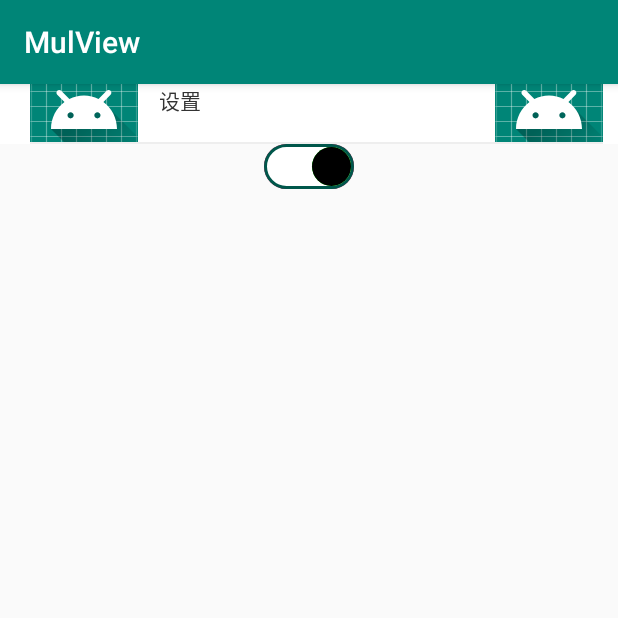
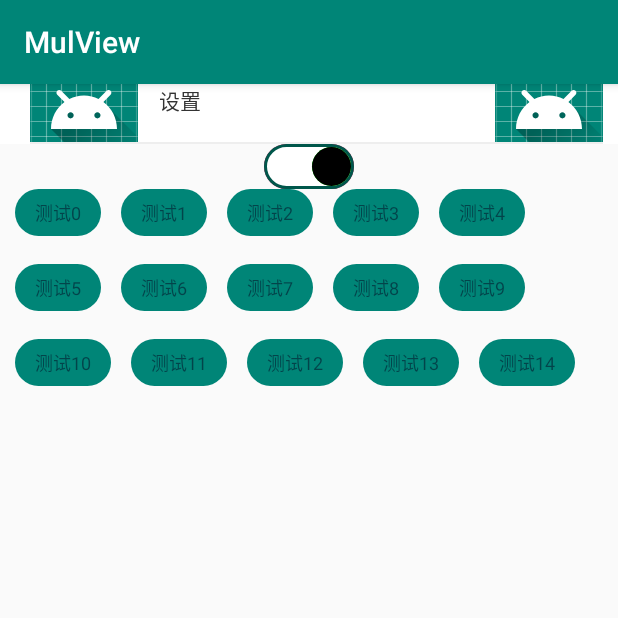
Before and after one commit to zddcyf/MulView, an Android app: the screen it shows after launch (MainActivity), on a phone screen of 412 x 824 dp, the top half of it. Run offline under Robolectric (Android 15) with nearby library versions, the phone set to English and light mode, and no system bars.

Commit message:
+)添加标签view

```diff
--- a/app/src/main/AndroidManifest.xml
+++ b/app/src/main/AndroidManifest.xml
@@ -9,7 +9,7 @@
         android:roundIcon="@mipmap/ic_launcher_round"
         android:supportsRtl="true"
         android:theme="@style/AppTheme">
-        <activity android:name=".MainActivity">
+        <activity android:name="com.mul.MainActivity">
             <intent-filter>
                 <action android:name="android.intent.action.MAIN" />
 
--- /dev/null
+++ b/app/src/main/java/com/mul/MainActivity.java
@@ -0,0 +1,57 @@
+package com.mul;
+
+import androidx.appcompat.app.AppCompatActivity;
+
+import android.os.Bundle;
+import android.widget.Toast;
+
+import com.mul.view.R;
+import com.mul.view.label.MulLabelView;
+import com.mul.view.label.bean.MulLabelBean;
+import com.mul.view.switch_view.MulSwitchView;
+
+import java.util.ArrayList;
+import java.util.List;
+
+public class MainActivity extends AppCompatActivity implements MulLabelView.ITagItemListener {
+    private MulSwitchView mulSwitchView;
+    private MulLabelView mulLabelView;
+    List<MulLabelBean> MulLabelBeans = new ArrayList<>();
+    @Override
+    protected void onCreate(Bundle savedInstanceState) {
+        super.onCreate(savedInstanceState);
+        setContentView(R.layout.activity_main);
+        mulSwitchView = findViewById(R.id.switchView);
+        mulSwitchView.setSwitchBtnClick(new MulSwitchView.ISwitchBtnListener() {
+            @Override
+            public void switchBtn(boolean switchOpenOrClose) {
+                if (switchOpenOrClose) {
+                    Toast.makeText(MainActivity.this, switchOpenOrClose + "", Toast.LENGTH_LONG).show();
+                } else {
+                    Toast.makeText(MainActivity.this, switchOpenOrClose + "", Toast.LENGTH_LONG).show();
+                }
+            }
+        });
+        initMulLabelView();
+    }
+
+    private void initMulLabelView() {
+        mulLabelView = findViewById(R.id.tagView);
+        for (int i = 0; i < 15; i++) {
+            MulLabelBean tagBean = new MulLabelBean();
+            tagBean.setTagContent("测试" + i);
+            tagBean.setTagAllContent("测试" + i);
+            tagBean.setTextColor(R.color.colorAccent);
+            tagBean.setTextDrawable(R.drawable.mul_label_view_bg);
+            tagBean.setTextSize(12);
+            MulLabelBeans.add(tagBean);
+        }
+        mulLabelView.setTagBeans(MulLabelBeans, 10, 20, 20, 28);
+        mulLabelView.setTagItemListener(this);
+    }
+
+    @Override
+    public void tagItemClick(MulLabelBean bean) {
+
+    }
+}
--- a/app/src/main/java/com/mul/view/utils/MulTextUtils.java
+++ b/app/src/main/java/com/mul/utils/MulTextUtils.java
@@ -1,4 +1,4 @@
-package com.mul.view.utils;
+package com.mul.utils;
 
 import android.content.Context;
 import android.graphics.drawable.Drawable;
--- a/app/src/main/java/com/mul/view/MainActivity.java
+++ /dev/null
@@ -1,29 +0,0 @@
-package com.mul.view;
-
-import androidx.appcompat.app.AppCompatActivity;
-
-import android.os.Bundle;
-import android.widget.Toast;
-
-import com.mul.view.view.switch_view.MulSwitchView;
-
-public class MainActivity extends AppCompatActivity {
-    private MulSwitchView mulSwitchView;
-
-    @Override
-    protected void onCreate(Bundle savedInstanceState) {
-        super.onCreate(savedInstanceState);
-        setContentView(R.layout.activity_main);
-        mulSwitchView = findViewById(R.id.switchView);
-        mulSwitchView.setSwitchBtnClick(new MulSwitchView.ISwitchBtnListener() {
-            @Override
-            public void switchBtn(boolean switchOpenOrClose) {
-                if (switchOpenOrClose) {
-                    Toast.makeText(MainActivity.this, switchOpenOrClose + "", Toast.LENGTH_LONG).show();
-                } else {
-                    Toast.makeText(MainActivity.this, switchOpenOrClose + "", Toast.LENGTH_LONG).show();
-                }
-            }
-        });
-    }
-}
--- /dev/null
+++ b/app/src/main/java/com/mul/view/label/MulLabelView.java
@@ -0,0 +1,157 @@
+package com.mul.view.label;
+
+import android.content.Context;
+import android.util.AttributeSet;
+import android.util.TypedValue;
+import android.view.View;
+import android.view.ViewTreeObserver;
+import android.widget.RelativeLayout;
+import android.widget.TextView;
+
+import androidx.annotation.IdRes;
+
+import com.mul.utils.MulStringUtils;
+import com.mul.view.label.bean.MulLabelBean;
+
+import java.util.List;
+
+/**
+ * Created by Admin on 2017/10/25.
+ */
+
+public class MulLabelView extends RelativeLayout {
+    private ITagItemListener listener;
+
+    private ViewTreeObserver viewTreeObserver;
+    private boolean mInitialized = false;
+    private int mWidth;
+    private int mHeight;
+
+    private int textColor;
+    private int textSize;
+    private int textDrawable;
+    private int textPaddTB; // 上下的padding值
+    private int textPaddLR; // 左右的padding值
+    private int tagtMarginL; // 子view距离左边的距离
+    private int tagtMarginT; // 子view距离上边的距离
+
+    private List<MulLabelBean> tagBeans;
+
+    public MulLabelView(Context context) {
+        this(context, null);
+    }
+
+    public MulLabelView(Context context, AttributeSet attrs) {
+        this(context, attrs, 0);
+    }
+
+    public MulLabelView(Context context, AttributeSet attrs, int defStyleAttr) {
+        super(context, attrs, defStyleAttr);
+        viewTreeObserver = getViewTreeObserver();
+        viewTreeObserver.addOnGlobalLayoutListener(new ViewTreeObserver.OnGlobalLayoutListener() {
+            @Override
+            public void onGlobalLayout() {
+                if (!mInitialized) {
+                    mInitialized = true;
+                    initView();
+                }
+            }
+        });
+    }
+
+    /**
+     * 控件发生变化时获取控件的宽高
+     *
+     * @param w
+     * @param h
+     * @param oldw
+     * @param oldh
+     */
+    @Override
+    protected void onSizeChanged(int w, int h, int oldw, int oldh) {
+        super.onSizeChanged(w, h, oldw, oldh);
+        mWidth = w;
+        mHeight = h;
+    }
+
+    private void initView() {
+        if (!mInitialized)
+            return;
+        removeAllViews();
+        // 总长度
+        float total = getPaddingLeft() + getPaddingRight();
+        @IdRes int index = 1001; // 起始位置
+        int pindex = index; // 相对起始位置
+        if (MulStringUtils.isNotEmpty(tagBeans)) {
+            for (final MulLabelBean bean : tagBeans) {
+                TextView textView = new TextView(getContext());
+                textView.setId(index);
+                textView.setText(bean.getTagContent());
+                textView.setTextColor(bean.getTextColor());
+                textView.setTextSize(TypedValue.COMPLEX_UNIT_SP, bean.getTextSize());
+                textView.setBackgroundResource(bean.getTextDrawable());
+                textView.setPadding(textPaddLR, textPaddTB, textPaddLR, textPaddTB);
+                textView.setOnClickListener(new OnClickListener() {
+                    @Override
+                    public void onClick(View view) {
+                        if (null != listener) {
+                            listener.tagItemClick(bean);
+                        }
+                    }
+                });
+                // 子控件的高度
+                float tagWidth = textView.getPaint().measureText(bean.getTagContent()) + textPaddLR * 2;
+                LayoutParams params = new LayoutParams(-2, -2);
+                if (mWidth <= total + tagWidth + textPaddLR) {
+                    params.addRule(RelativeLayout.BELOW, pindex);
+                    params.topMargin = tagtMarginT;
+                    pindex = index;
+                    total = getPaddingLeft() + getPaddingRight();
+                } else {
+                    params.addRule(RelativeLayout.ALIGN_TOP, pindex);
+                    params.addRule(RelativeLayout.RIGHT_OF, index - 1);
+                    if (index > 1001) {
+                        params.leftMargin = tagtMarginL;
+                        total += tagtMarginL;
+                    }
+                }
+                total += tagWidth;
+                addView(textView, params);
+                index++;
+            }
+        }
+    }
+
+    public List<MulLabelBean> getTagBeans() {
+        return tagBeans;
+    }
+
+    public void setTagBeans(List<MulLabelBean> tagBeans) {
+        this.tagBeans = tagBeans;
+        initView();
+    }
+
+    /**
+     * @param tagBeans
+     * @param textPaddTB  上下的padding值
+     * @param textPaddLR  左右的padding值
+     * @param tagtMarginL 子view距离左边的距离
+     * @param tagtMarginT 子view距离上边的距离
+     */
+    public void setTagBeans(List<MulLabelBean> tagBeans, int textPaddTB, int textPaddLR, int tagtMarginL, int tagtMarginT) {
+        this.tagBeans = tagBeans;
+        this.textPaddLR = textPaddLR;
+        this.textPaddTB = textPaddTB;
+        this.tagtMarginL = tagtMarginL;
+        this.tagtMarginT = tagtMarginT;
+        initView();
+    }
+
+    public void setTagItemListener(ITagItemListener listener) {
+        this.listener = listener;
+    }
+
+    public interface ITagItemListener {
+        void tagItemClick(MulLabelBean bean);
+    }
+}
--- /dev/null
+++ b/app/src/main/java/com/mul/view/label/bean/MulLabelBean.java
@@ -0,0 +1,71 @@
+package com.mul.view.label.bean;
+
+/**
+ * Created by Admin on 2017/10/25.
+ */
+
+public class MulLabelBean {
+    private String id; // 标签id
+    private String tagContent; // 标签内容（有可能带省略号）
+    private String tagAllContent; // 全部内容
+    private boolean isSelect; // 是否选中
+    private int textColor;
+    private int textSize;
+    private int textDrawable;
+
+    public String getId() {
+        return id;
+    }
+
+    public void setId(String id) {
+        this.id = id;
+    }
+
+    public String getTagContent() {
+        return tagContent;
+    }
+
+    public void setTagContent(String tagContent) {
+        this.tagContent = tagContent;
+    }
+
+    public boolean isSelect() {
+        return isSelect;
+    }
+
+    public void setSelect(boolean select) {
+        isSelect = select;
+    }
+
+    public int getTextColor() {
+        return textColor;
+    }
+
+    public void setTextColor(int textColor) {
+        this.textColor = textColor;
+    }
+
+    public int getTextSize() {
+        return textSize;
+    }
+
+    public void setTextSize(int textSize) {
+        this.textSize = textSize;
+    }
+
+    public int getTextDrawable() {
+        return textDrawable;
+    }
+
+    public void setTextDrawable(int textDrawable) {
+        this.textDrawable = textDrawable;
+    }
+
+    public String getTagAllContent() {
+        return tagAllContent;
+    }
+
+    public void setTagAllContent(String tagAllContent) {
+        this.tagAllContent = tagAllContent;
+    }
+}
--- a/app/src/main/java/com/mul/view/view/switch_view/MulSwitchView.java
+++ b/app/src/main/java/com/mul/view/switch_view/MulSwitchView.java
@@ -1,4 +1,4 @@
-package com.mul.view.view.switch_view;
+package com.mul.view.switch_view;
 
 import android.animation.AnimatorSet;
 import android.animation.ObjectAnimator;
--- a/app/src/main/java/com/mul/view/view/textview/MulTextView.java
+++ b/app/src/main/java/com/mul/view/textview/MulTextView.java
@@ -1,4 +1,4 @@
-package com.mul.view.view.textview;
+package com.mul.view.textview;
 
 import android.content.Context;
 import android.content.res.TypedArray;
@@ -9,7 +9,7 @@ import android.widget.RelativeLayout;
 import android.widget.TextView;
 
 import com.mul.view.R;
-import com.mul.view.utils.MulTextUtils;
+import com.mul.utils.MulTextUtils;
 
 /**
  * Created by ZDD on 2016/12/13.
--- /dev/null
+++ b/app/src/main/res/drawable/mul_label_view_bg.xml
@@ -0,0 +1,5 @@
+<?xml version="1.0" encoding="utf-8"?>
+<shape xmlns:android="http://schemas.android.com/apk/res/android">
+    <solid android:color="@color/colorPrimary" />
+    <corners android:radius="20dp" />
+</shape>
--- a/app/src/main/res/layout/activity_main.xml
+++ b/app/src/main/res/layout/activity_main.xml
@@ -1,12 +1,17 @@
 <?xml version="1.0" encoding="utf-8"?>
-<androidx.constraintlayout.widget.ConstraintLayout xmlns:android="http://schemas.android.com/apk/res/android"
+<ScrollView xmlns:android="http://schemas.android.com/apk/res/android"
     xmlns:app="http://schemas.android.com/apk/res-auto"
     xmlns:tools="http://schemas.android.com/tools"
     android:layout_width="match_parent"
+    android:layout_height="match_parent">
+
+    <androidx.constraintlayout.widget.ConstraintLayout xmlns:app="http://schemas.android.com/apk/res-auto"
+        xmlns:tools="http://schemas.android.com/tools"
+        android:layout_width="match_parent"
         android:layout_height="match_parent"
-    tools:context=".MainActivity">
+        tools:context="com.mul.MainActivity">
 
-    <com.mul.view.view.textview.MulTextView
+        <com.mul.view.textview.MulTextView
             android:id="@+id/set"
             android:layout_width="match_parent"
             android:layout_height="40dp"
@@ -15,23 +20,23 @@
             android:paddingRight="10dp"
             app:isLeftDrawable="true"
             app:isRightDrawable="true"
+            app:layout_constraintEnd_toEndOf="parent"
+            app:layout_constraintStart_toStartOf="parent"
+            app:layout_constraintTop_toTopOf="parent"
             app:leftDrawable="@mipmap/ic_launcher"
             app:leftDrawablePadd="14dp"
             app:leftText="设置"
-        app:layout_constraintStart_toStartOf="parent"
-        app:layout_constraintEnd_toEndOf="parent"
-        app:layout_constraintTop_toTopOf="parent"
             app:leftTextSize="14"
             app:rightDrawable="@mipmap/ic_launcher"
             tools:layout_editor_absoluteX="8dp"
             tools:layout_editor_absoluteY="0dp" />
 
-    <com.mul.view.view.switch_view.MulSwitchView
+        <com.mul.view.switch_view.MulSwitchView
             android:id="@+id/switchView"
             android:layout_width="60dp"
             android:layout_height="30dp"
+            app:layout_constraintEnd_toEndOf="parent"
             app:layout_constraintStart_toStartOf="parent"
-        app:layout_constraintEnd_toEndOf="parent"
             app:layout_constraintTop_toBottomOf="@id/set"
             app:switchBtnLeftBg="@drawable/mul_switch_btn_left"
             app:switchBtnPadd="2dp"
@@ -41,4 +46,14 @@
             app:switchOpenOrClose="true"
             app:switchRightBg="@drawable/mul_switch_right_bg" />
 
+        <com.mul.view.label.MulLabelView
+            android:id="@+id/tagView"
+            android:layout_width="match_parent"
+            android:layout_height="wrap_content"
+            android:paddingLeft="10dp"
+            android:paddingRight="10dp"
+            app:layout_constraintEnd_toEndOf="parent"
+            app:layout_constraintStart_toStartOf="parent"
+            app:layout_constraintTop_toBottomOf="@id/switchView" />
     </androidx.constraintlayout.widget.ConstraintLayout>
+</ScrollView>
```
Also changed, not shown: app/src/main/java/com/mul/utils/MulStringUtils.java (added, +194 -0 lines). Lines whose indentation alone changed are shown as unchanged.
